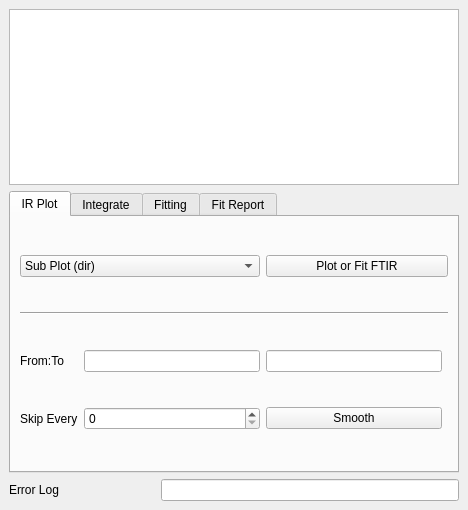
Qt form src/Ui_Files/DockWidgets/dw_FTIR.ui (austinmcano/GeorgeGroupGui) before a commit.
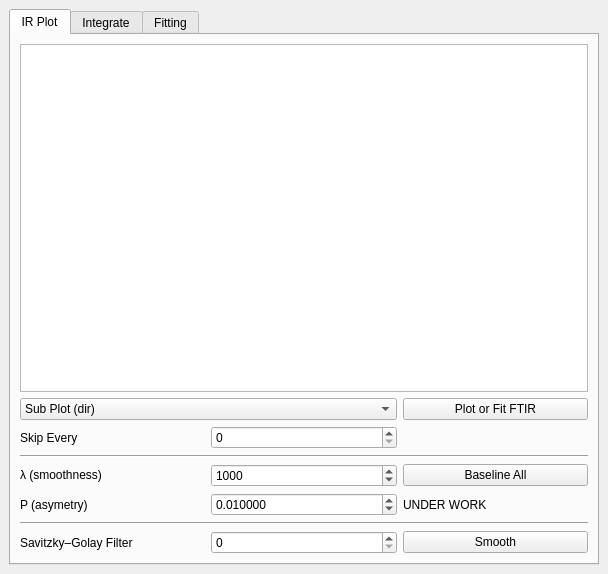
The same form after that commit. The open tabs and pages were chosen to show the change.

Commit message: Added XRD section, still under much work. also Changed some FTIR ui to try a baseline correction but didnt work so well yet.

Patch:
```diff
--- a/src/Ui_Files/DockWidgets/dw_FTIR.ui
+++ b/src/Ui_Files/DockWidgets/dw_FTIR.ui
@@ -6,8 +6,8 @@
    <rect>
     <x>0</x>
     <y>0</y>
-    <width>468</width>
-    <height>510</height>
+    <width>608</width>
+    <height>574</height>
    </rect>
   </property>
   <property name="windowTitle">
@@ -15,20 +15,7 @@
   </property>
   <widget class="QWidget" name="dockWidgetContents">
    <layout class="QGridLayout" name="gridLayout">
-    <item row="0" column="0" colspan="3">
-     <widget class="QTreeView" name="FTIR_treeView"/>
-    </item>
-    <item row="5" column="1" colspan="2">
-     <widget class="QLineEdit" name="lineEdit_4"/>
-    </item>
-    <item row="5" column="0">
-     <widget class="QLabel" name="label_4">
-      <property name="text">
-       <string>Error Log</string>
-      </property>
-     </widget>
-    </item>
-    <item row="3" column="0" colspan="3">
+    <item row="3" column="0" colspan="2">
      <widget class="QTabWidget" name="tabWidget">
       <property name="currentIndex">
        <number>2</number>
@@ -38,77 +25,74 @@
         <string>IR Plot</string>
        </attribute>
        <layout class="QGridLayout" name="gridLayout_2">
-        <item row="1" column="0" colspan="4">
-         <widget class="Line" name="line">
-          <property name="orientation">
-           <enum>Qt::Horizontal</enum>
-          </property>
-         </widget>
-        </item>
-        <item row="0" column="0" colspan="2">
-         <widget class="QComboBox" name="ir_plot_cb">
-          <item>
-           <property name="text">
-            <string>Sub Plot (dir)</string>
-           </property>
-          </item>
-          <item>
-           <property name="text">
-            <string>Plot (dir)</string>
-           </property>
-          </item>
-          <item>
-           <property name="text">
-            <string>Diff Plot (dir)</string>
-           </property>
-          </item>
-          <item>
-           <property name="text">
-            <string>Diff (2)</string>
-           </property>
-          </item>
-          <item>
-           <property name="text">
-            <string>Plot</string>
-           </property>
-          </item>
-         </widget>
-        </item>
-        <item row="2" column="1">
-         <widget class="QLineEdit" name="lineEdit"/>
-        </item>
-        <item row="0" column="2" colspan="2">
+        <item row="1" column="3">
          <widget class="QPushButton" name="pushButton">
           <property name="text">
            <string>Plot or Fit FTIR</string>
           </property>
          </widget>
         </item>
-        <item row="4" column="0">
+        <item row="3" column="1">
          <widget class="QLabel" name="label">
           <property name="text">
            <string>Skip Every</string>
           </property>
          </widget>
         </item>
-        <item row="2" column="0">
-         <widget class="QLabel" name="label_13">
+        <item row="9" column="1">
+         <widget class="QLabel" name="label_6">
           <property name="text">
-           <string>From:To</string>
+           <string>P (asymetry) </string>
           </property>
          </widget>
         </item>
-        <item row="2" column="2">
-         <widget class="QLineEdit" name="lineEdit_2"/>
+        <item row="9" column="2">
+         <widget class="QDoubleSpinBox" name="p_sb">
+          <property name="decimals">
+           <number>6</number>
+          </property>
+          <property name="maximum">
+           <double>1.000000000000000</double>
+          </property>
+          <property name="singleStep">
+           <double>0.010000000000000</double>
+          </property>
+          <property name="value">
+           <double>0.010000000000000</double>
+          </property>
+         </widget>
         </item>
-        <item row="4" column="2">
-         <widget class="QPushButton" name="smooth_pb">
+        <item row="12" column="2">
+         <widget class="QSpinBox" name="smooth_sb"/>
+        </item>
+        <item row="7" column="2">
+         <widget class="QSpinBox" name="lambda_sb">
+          <property name="maximum">
+           <number>9999999</number>
+          </property>
+          <property name="singleStep">
+           <number>1000</number>
+          </property>
+          <property name="value">
+           <number>1000</number>
+          </property>
+         </widget>
+        </item>
+        <item row="12" column="1">
+         <widget class="QLabel" name="label_3">
           <property name="text">
-           <string>Smooth</string>
+           <string>Savitzky–Golay Filter</string>
           </property>
          </widget>
         </item>
-        <item row="4" column="1">
+        <item row="10" column="1" colspan="3">
+         <widget class="Line" name="line_2">
+          <property name="orientation">
+           <enum>Qt::Horizontal</enum>
+          </property>
+         </widget>
+        </item>
+        <item row="3" column="2">
          <widget class="QSpinBox" name="skip_sb">
           <property name="buttonSymbols">
            <enum>QAbstractSpinBox::UpDownArrows</enum>
@@ -121,6 +105,73 @@
           </property>
          </widget>
         </item>
+        <item row="12" column="3">
+         <widget class="QPushButton" name="smooth_pb">
+          <property name="text">
+           <string>Smooth</string>
+          </property>
+         </widget>
+        </item>
+        <item row="6" column="1" colspan="3">
+         <widget class="Line" name="line">
+          <property name="orientation">
+           <enum>Qt::Horizontal</enum>
+          </property>
+         </widget>
+        </item>
+        <item row="7" column="1">
+         <widget class="QLabel" name="label_4">
+          <property name="text">
+           <string>&lt;html&gt;&lt;head/&gt;&lt;body&gt;&lt;p&gt;λ  (smoothness)&lt;/p&gt;&lt;/body&gt;&lt;/html&gt;</string>
+          </property>
+         </widget>
+        </item>
+        <item row="1" column="1" colspan="2">
+         <widget class="QComboBox" name="ir_plot_cb">
+          <item>
+           <property name="text">
+            <string>Sub Plot (dir)</string>
+           </property>
+          </item>
+          <item>
+           <property name="text">
+            <string>Plot (dir)</string>
+           </property>
+          </item>
+          <item>
+           <property name="text">
+            <string>Diff Plot (dir)</string>
+           </property>
+          </item>
+          <item>
+           <property name="text">
+            <string>Diff (2)</string>
+           </property>
+          </item>
+          <item>
+           <property name="text">
+            <string>Plot</string>
+           </property>
+          </item>
+         </widget>
+        </item>
+        <item row="7" column="3">
+         <widget class="QPushButton" name="baseline_pb">
+          <property name="text">
+           <string>Baseline All</string>
+          </property>
+         </widget>
+        </item>
+        <item row="9" column="3">
+         <widget class="QLabel" name="label_7">
+          <property name="text">
+           <string>UNDER WORK</string>
+          </property>
+         </widget>
+        </item>
+        <item row="0" column="1" colspan="3">
+         <widget class="QTreeView" name="FTIR_treeView"/>
+        </item>
        </layout>
       </widget>
       <widget class="QWidget" name="tab_3">
@@ -458,37 +509,6 @@
            </property>
           </item>
          </widget>
-        </item>
-        <item row="2" column="0">
-         <widget class="QPushButton" name="fit_pb">
-          <property name="text">
-           <string>Fit</string>
-          </property>
-         </widget>
-        </item>
-        <item row="2" column="1">
-         <widget class="QPushButton" name="plot_current_pb">
-          <property name="text">
-           <string>Plot Current</string>
-          </property>
-         </widget>
-        </item>
-        <item row="2" column="2">
-         <widget class="QPushButton" name="selectdata_pb">
-          <property name="text">
-           <string>Select Data</string>
-          </property>
-         </widget>
-        </item>
-       </layout>
-      </widget>
-      <widget class="QWidget" name="tab_4">
-       <attribute name="title">
-        <string>Fit Report</string>
-       </attribute>
-       <layout class="QGridLayout" name="gridLayout_5">
-        <item row="0" column="0">
-         <widget class="QTextEdit" name="fit_report_TE"/>
         </item>
        </layout>
       </widget>
```
Left out of the diff: 51 changed lines with no effect on the pictures. The commit also changes 18 other files.
